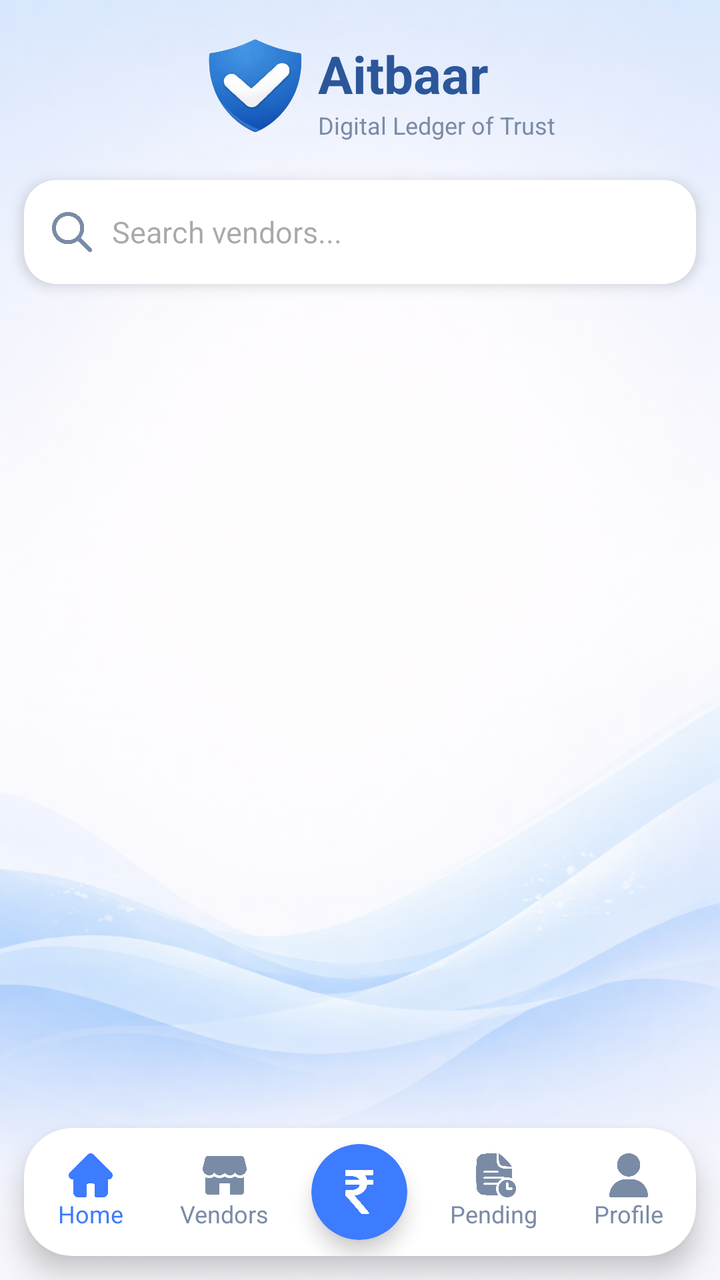
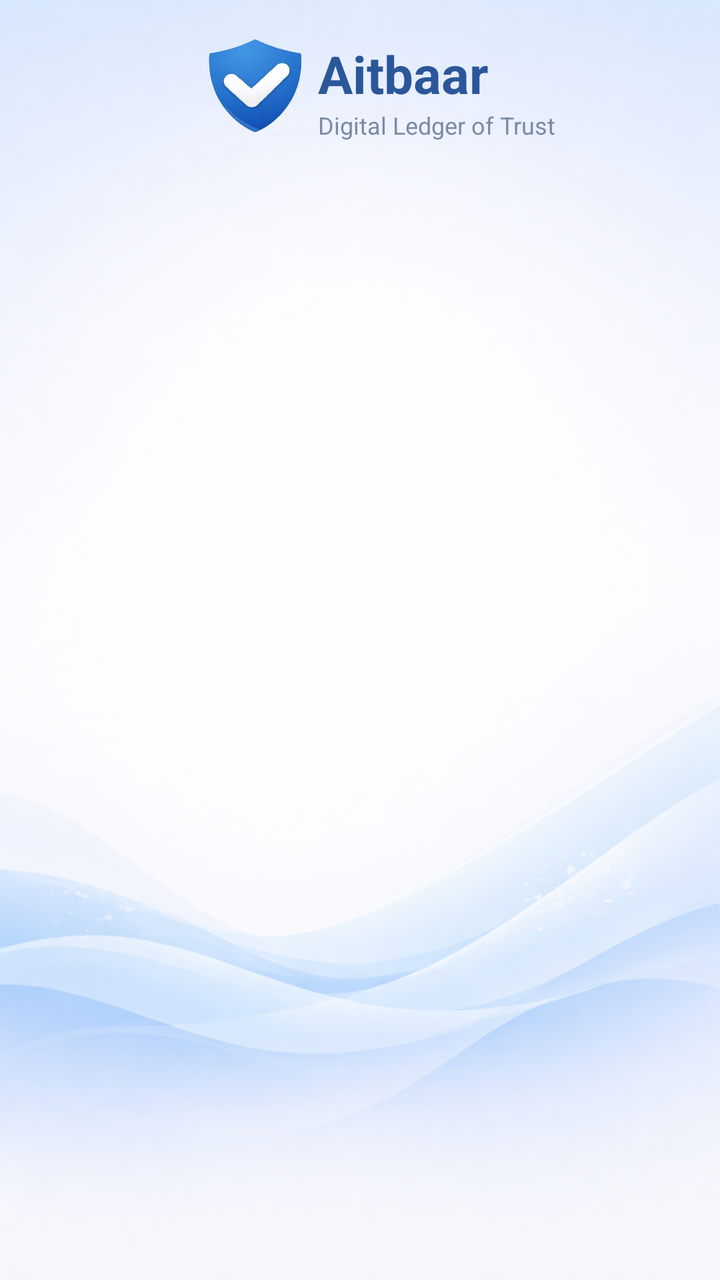

Screens rendered from an Android XML layout before and after an edit, with the pre-edit source and the edit as a unified diff.
<!-- AndroidManifest.xml: application theme Theme.Aitbaar -->
<!-- res/layout/fragment_all_vendor_transactions.xml -->
<?xml version="1.0" encoding="utf-8"?>
<FrameLayout xmlns:android="http://schemas.android.com/apk/res/android"
    xmlns:app="http://schemas.android.com/apk/res-auto"
    xmlns:tools="http://schemas.android.com/tools"
    android:layout_width="match_parent"
    android:layout_height="match_parent"
    tools:context=".ui.customer.vendors.AllVendorTransactionsFragment"
    android:background="@drawable/aitbaar_background">


    <androidx.constraintlayout.widget.ConstraintLayout
        android:layout_width="match_parent"
        android:layout_height="match_parent">

        
        <LinearLayout
            android:id="@+id/topHeader"
            android:layout_width="wrap_content"
            android:layout_height="wrap_content"
            android:gravity="center"
            android:orientation="horizontal"
            app:layout_constraintEnd_toEndOf="parent"
            app:layout_constraintStart_toStartOf="parent"
            app:layout_constraintTop_toTopOf="parent">

            <ImageView
                android:layout_width="90dp"
                android:layout_height="90dp"
                android:contentDescription="logo"
                android:src="@drawable/shield_aitbaar" />

            <LinearLayout
                android:layout_width="wrap_content"
                android:layout_height="wrap_content"
                android:layout_marginStart="-14dp"
                android:orientation="vertical">

                <TextView
                    android:layout_width="wrap_content"
                    android:layout_height="wrap_content"
                    android:text="Aitbaar"
                    android:textColor="#2B579A"
                    android:textSize="26sp"
                    android:textStyle="bold" />

                <TextView
                    android:layout_width="wrap_content"
                    android:layout_height="wrap_content"
                    android:text="Digital Ledger of Trust"
                    android:textColor="#7A8BA6"
                    android:textSize="12sp" />
            </LinearLayout>
        </LinearLayout>


        
        <androidx.cardview.widget.CardView
            android:id="@+id/searchCard"
            android:layout_width="0dp"
            android:layout_height="52dp"
            android:layout_marginStart="12dp"
            android:layout_marginEnd="12dp"
            app:cardCornerRadius="16dp"
            app:cardElevation="4dp"
            app:layout_constraintEnd_toEndOf="parent"
            app:layout_constraintStart_toStartOf="parent"
            app:layout_constraintTop_toBottomOf="@id/topHeader">

            <LinearLayout
                android:layout_width="match_parent"
                android:layout_height="match_parent"
                android:gravity="center_vertical"
                android:orientation="horizontal"
                android:paddingHorizontal="14dp">

                <ImageView
                    android:layout_width="20dp"
                    android:layout_height="20dp"
                    android:contentDescription="search"
                    android:src="@drawable/search"
                    app:tint="#7A8BA6" />

                <EditText
                    android:id="@+id/etSearchCustomer"
                    android:layout_width="match_parent"
                    android:layout_height="wrap_content"
                    android:layout_marginStart="10dp"
                    android:background="@android:color/transparent"
                    android:hint="Search vendors..."
                    android:inputType="text"
                    android:padding="0dp"
                    android:textColor="#233C73"
                    android:textSize="15sp" />
            </LinearLayout>
        </androidx.cardview.widget.CardView>

        
        <androidx.recyclerview.widget.RecyclerView
            android:id="@+id/rvCustomers"
            android:layout_width="0dp"
            android:layout_height="0dp"
            android:clipToPadding="false"
            android:paddingStart="12dp"
            android:paddingTop="10dp"
            android:paddingEnd="12dp"
            android:paddingBottom="12dp"
            app:layout_constraintBottom_toTopOf="@+id/vendorBottomNav"
            app:layout_constraintEnd_toEndOf="parent"
            app:layout_constraintStart_toStartOf="parent"
            app:layout_constraintTop_toBottomOf="@id/searchCard" />

        
        <androidx.cardview.widget.CardView
            android:id="@+id/vendorBottomNav"
            android:layout_margin="12dp"
            android:layout_width="0dp"
            android:layout_height="64dp"
            app:cardBackgroundColor="#FFFFFF"
            app:cardCornerRadius="24dp"
            app:cardElevation="8dp"
            app:layout_constraintBottom_toBottomOf="parent"
            app:layout_constraintEnd_toEndOf="parent"
            app:layout_constraintStart_toStartOf="parent">

            <LinearLayout
                android:layout_width="match_parent"
                android:layout_height="match_parent"
                android:gravity="center"
                android:orientation="horizontal"
                android:weightSum="5">

                <LinearLayout
                    android:layout_width="0dp"
                    android:layout_height="match_parent"
                    android:layout_weight="1"
                    android:gravity="center"
                    android:orientation="vertical">

                    <ImageView
                        android:layout_width="22dp"
                        android:layout_height="22dp"
                        android:src="@drawable/home"
                        app:tint="#3D7BFF" />

                    <TextView
                        android:layout_width="wrap_content"
                        android:layout_height="wrap_content"
                        android:text="Home"
                        android:textColor="#3D7BFF"
                        android:textSize="12sp" />
                </LinearLayout>

                <LinearLayout
                    android:layout_width="0dp"
                    android:layout_height="match_parent"
                    android:layout_weight="1"
                    android:gravity="center"
                    android:orientation="vertical">

                    <ImageView
                        android:layout_width="22dp"
                        android:layout_height="22dp"
                        android:src="@drawable/shop"
                        app:tint="#7A8BA6" />

                    <TextView
                        android:layout_width="wrap_content"
                        android:layout_height="wrap_content"
                        android:text="Vendors"
                        android:textColor="#7A8BA6"
                        android:textSize="12sp" />
                </LinearLayout>

                <androidx.cardview.widget.CardView
                    android:layout_width="0dp"
                    android:layout_height="match_parent"
                    android:layout_weight="1"
                    app:cardBackgroundColor="@android:color/transparent"
                    app:cardElevation="0dp">

                    <FrameLayout
                        android:layout_width="match_parent"
                        android:layout_height="match_parent"
                        android:foregroundGravity="center">

                        <androidx.cardview.widget.CardView
                            android:layout_width="48dp"
                            android:layout_height="48dp"
                            android:layout_gravity="center"
                            app:cardBackgroundColor="#3D7BFF"
                            app:cardCornerRadius="28dp"
                            app:cardElevation="6dp">

                            <ImageView
                                android:layout_width="22dp"
                                android:layout_height="22dp"
                                android:layout_gravity="center"
                                android:src="@drawable/rupee_indian"
                                app:tint="#FFFFFF" />
                        </androidx.cardview.widget.CardView>
                    </FrameLayout>
                </androidx.cardview.widget.CardView>

                <LinearLayout
                    android:layout_width="0dp"
                    android:layout_height="match_parent"
                    android:layout_weight="1"
                    android:gravity="center"
                    android:orientation="vertical">

                    <ImageView
                        android:layout_width="22dp"
                        android:layout_height="22dp"
                        android:src="@drawable/pending"
                        app:tint="#7A8BA6" />

                    <TextView
                        android:layout_width="wrap_content"
                        android:layout_height="wrap_content"
                        android:text="Pending"
                        android:textColor="#7A8BA6"
                        android:textSize="12sp" />
                </LinearLayout>

                <LinearLayout
                    android:layout_width="0dp"
                    android:layout_height="match_parent"
                    android:layout_weight="1"
                    android:gravity="center"
                    android:orientation="vertical">

                    <ImageView
                        android:layout_width="22dp"
                        android:layout_height="22dp"
                        android:src="@drawable/profile_user"
                        app:tint="#7A8BA6" />

                    <TextView
                        android:layout_width="wrap_content"
                        android:layout_height="wrap_content"
                        android:text="Profile"
                        android:textColor="#7A8BA6"
                        android:textSize="12sp" />
                </LinearLayout>

            </LinearLayout>
        </androidx.cardview.widget.CardView>

    </androidx.constraintlayout.widget.ConstraintLayout>


</FrameLayout>
<!-- resources referenced by this layout -->
<resources>
  <!-- drawable aitbaar_background: png bitmap (drawable, 940389 bytes) -->
  <!-- drawable home: png bitmap (drawable, 6624 bytes) -->
  <!-- drawable pending: png bitmap (drawable, 14109 bytes) -->
  <!-- drawable profile_user: png bitmap (drawable, 9600 bytes) -->
  <!-- drawable rupee_indian: png bitmap (drawable, 5165 bytes) -->
  <!-- drawable search: png bitmap (drawable, 12367 bytes) -->
  <!-- drawable shield_aitbaar: png bitmap (drawable, 76209 bytes) -->
  <!-- drawable shop: png bitmap (drawable, 8061 bytes) -->
  <style name="Theme.Aitbaar" parent="Base.Theme.Aitbaar" />
  <style name="Base.Theme.Aitbaar" parent="Theme.Material3.Light.NoActionBar">
          
          
      </style>
</resources>

<!-- the commit's change to res/layout/fragment_all_vendor_transactions.xml (unified diff, before → after) -->
@@ -53,199 +53,6 @@
         </LinearLayout>
 
 
-        
-        <androidx.cardview.widget.CardView
-            android:id="@+id/searchCard"
-            android:layout_width="0dp"
-            android:layout_height="52dp"
-            android:layout_marginStart="12dp"
-            android:layout_marginEnd="12dp"
-            app:cardCornerRadius="16dp"
-            app:cardElevation="4dp"
-            app:layout_constraintEnd_toEndOf="parent"
-            app:layout_constraintStart_toStartOf="parent"
-            app:layout_constraintTop_toBottomOf="@id/topHeader">
-
-            <LinearLayout
-                android:layout_width="match_parent"
-                android:layout_height="match_parent"
-                android:gravity="center_vertical"
-                android:orientation="horizontal"
-                android:paddingHorizontal="14dp">
-
-                <ImageView
-                    android:layout_width="20dp"
-                    android:layout_height="20dp"
-                    android:contentDescription="search"
-                    android:src="@drawable/search"
-                    app:tint="#7A8BA6" />
-
-                <EditText
-                    android:id="@+id/etSearchCustomer"
-                    android:layout_width="match_parent"
-                    android:layout_height="wrap_content"
-                    android:layout_marginStart="10dp"
-                    android:background="@android:color/transparent"
-                    android:hint="Search vendors..."
-                    android:inputType="text"
-                    android:padding="0dp"
-                    android:textColor="#233C73"
-                    android:textSize="15sp" />
-            </LinearLayout>
-        </androidx.cardview.widget.CardView>
-
-        
-        <androidx.recyclerview.widget.RecyclerView
-            android:id="@+id/rvCustomers"
-            android:layout_width="0dp"
-            android:layout_height="0dp"
-            android:clipToPadding="false"
-            android:paddingStart="12dp"
-            android:paddingTop="10dp"
-            android:paddingEnd="12dp"
-            android:paddingBottom="12dp"
-            app:layout_constraintBottom_toTopOf="@+id/vendorBottomNav"
-            app:layout_constraintEnd_toEndOf="parent"
-            app:layout_constraintStart_toStartOf="parent"
-            app:layout_constraintTop_toBottomOf="@id/searchCard" />
-
-        
-        <androidx.cardview.widget.CardView
-            android:id="@+id/vendorBottomNav"
-            android:layout_margin="12dp"
-            android:layout_width="0dp"
-            android:layout_height="64dp"
-            app:cardBackgroundColor="#FFFFFF"
-            app:cardCornerRadius="24dp"
-            app:cardElevation="8dp"
-            app:layout_constraintBottom_toBottomOf="parent"
-            app:layout_constraintEnd_toEndOf="parent"
-            app:layout_constraintStart_toStartOf="parent">
-
-            <LinearLayout
-                android:layout_width="match_parent"
-                android:layout_height="match_parent"
-                android:gravity="center"
-                android:orientation="horizontal"
-                android:weightSum="5">
-
-                <LinearLayout
-                    android:layout_width="0dp"
-                    android:layout_height="match_parent"
-                    android:layout_weight="1"
-                    android:gravity="center"
-                    android:orientation="vertical">
-
-                    <ImageView
-                        android:layout_width="22dp"
-                        android:layout_height="22dp"
-                        android:src="@drawable/home"
-                        app:tint="#3D7BFF" />
-
-                    <TextView
-                        android:layout_width="wrap_content"
-                        android:layout_height="wrap_content"
-                        android:text="Home"
-                        android:textColor="#3D7BFF"
-                        android:textSize="12sp" />
-                </LinearLayout>
-
-                <LinearLayout
-                    android:layout_width="0dp"
-                    android:layout_height="match_parent"
-                    android:layout_weight="1"
-                    android:gravity="center"
-                    android:orientation="vertical">
-
-                    <ImageView
-                        android:layout_width="22dp"
-                        android:layout_height="22dp"
-                        android:src="@drawable/shop"
-                        app:tint="#7A8BA6" />
-
-                    <TextView
-                        android:layout_width="wrap_content"
-                        android:layout_height="wrap_content"
-                        android:text="Vendors"
-                        android:textColor="#7A8BA6"
-                        android:textSize="12sp" />
-                </LinearLayout>
-
-                <androidx.cardview.widget.CardView
-                    android:layout_width="0dp"
-                    android:layout_height="match_parent"
-                    android:layout_weight="1"
-                    app:cardBackgroundColor="@android:color/transparent"
-                    app:cardElevation="0dp">
-
-                    <FrameLayout
-                        android:layout_width="match_parent"
-                        android:layout_height="match_parent"
-                        android:foregroundGravity="center">
-
-                        <androidx.cardview.widget.CardView
-                            android:layout_width="48dp"
-                            android:layout_height="48dp"
-                            android:layout_gravity="center"
-                            app:cardBackgroundColor="#3D7BFF"
-                            app:cardCornerRadius="28dp"
-                            app:cardElevation="6dp">
-
-                            <ImageView
-                                android:layout_width="22dp"
-                                android:layout_height="22dp"
-                                android:layout_gravity="center"
-                                android:src="@drawable/rupee_indian"
-                                app:tint="#FFFFFF" />
-                        </androidx.cardview.widget.CardView>
-                    </FrameLayout>
-                </androidx.cardview.widget.CardView>
-
-                <LinearLayout
-                    android:layout_width="0dp"
-                    android:layout_height="match_parent"
-                    android:layout_weight="1"
-                    android:gravity="center"
-                    android:orientation="vertical">
-
-                    <ImageView
-                        android:layout_width="22dp"
-                        android:layout_height="22dp"
-                        android:src="@drawable/pending"
-                        app:tint="#7A8BA6" />
-
-                    <TextView
-                        android:layout_width="wrap_content"
-                        android:layout_height="wrap_content"
-                        android:text="Pending"
-                        android:textColor="#7A8BA6"
-                        android:textSize="12sp" />
-                </LinearLayout>
-
-                <LinearLayout
-                    android:layout_width="0dp"
-                    android:layout_height="match_parent"
-                    android:layout_weight="1"
-                    android:gravity="center"
-                    android:orientation="vertical">
-
-                    <ImageView
-                        android:layout_width="22dp"
-                        android:layout_height="22dp"
-                        android:src="@drawable/profile_user"
-                        app:tint="#7A8BA6" />
-
-                    <TextView
-                        android:layout_width="wrap_content"
-                        android:layout_height="wrap_content"
-                        android:text="Profile"
-                        android:textColor="#7A8BA6"
-                        android:textSize="12sp" />
-                </LinearLayout>
-
-            </LinearLayout>
-        </androidx.cardview.widget.CardView>
-
     </androidx.constraintlayout.widget.ConstraintLayout>
 
 
<!-- resource entries referenced after the edit -->
@@ -1,13 +1,7 @@
 <!-- resources referenced by this layout -->
 <resources>
   <!-- drawable aitbaar_background: png bitmap (drawable, 940389 bytes) -->
-  <!-- drawable home: png bitmap (drawable, 6624 bytes) -->
-  <!-- drawable pending: png bitmap (drawable, 14109 bytes) -->
-  <!-- drawable profile_user: png bitmap (drawable, 9600 bytes) -->
-  <!-- drawable rupee_indian: png bitmap (drawable, 5165 bytes) -->
-  <!-- drawable search: png bitmap (drawable, 12367 bytes) -->
   <!-- drawable shield_aitbaar: png bitmap (drawable, 76209 bytes) -->
-  <!-- drawable shop: png bitmap (drawable, 8061 bytes) -->
   <style name="Theme.Aitbaar" parent="Base.Theme.Aitbaar" />
   <style name="Base.Theme.Aitbaar" parent="Theme.Material3.Light.NoActionBar">
           
